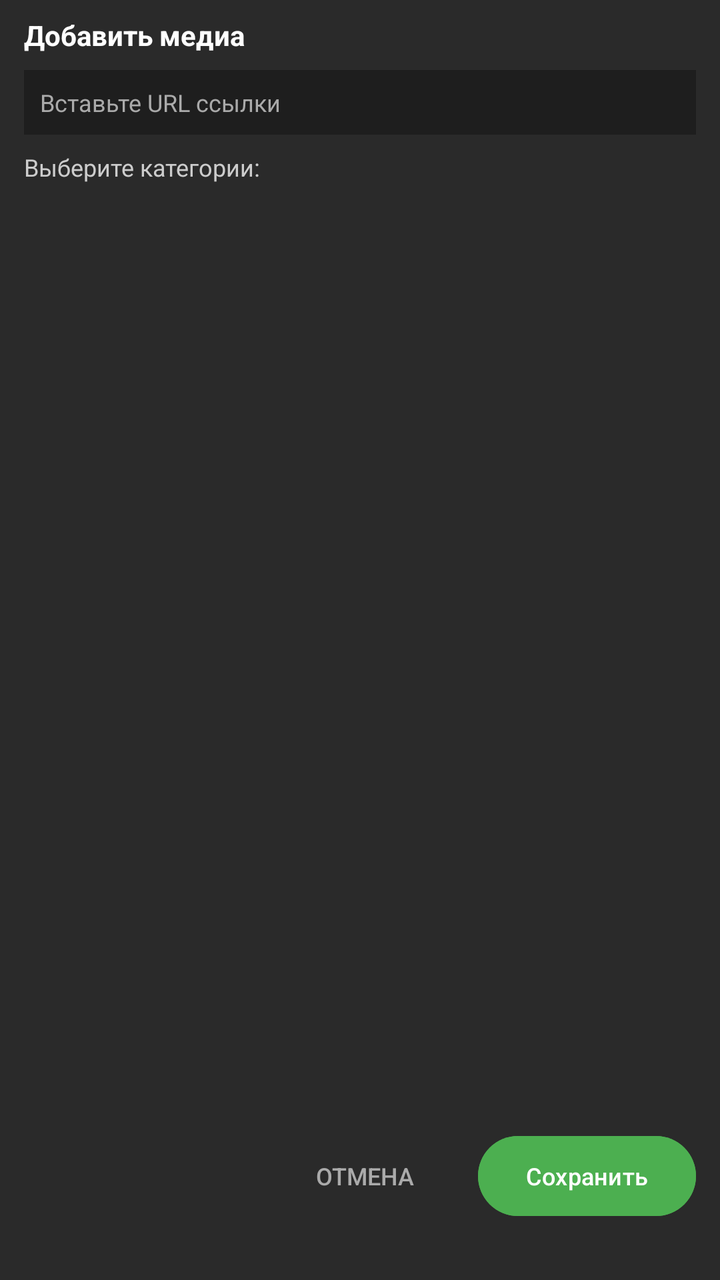
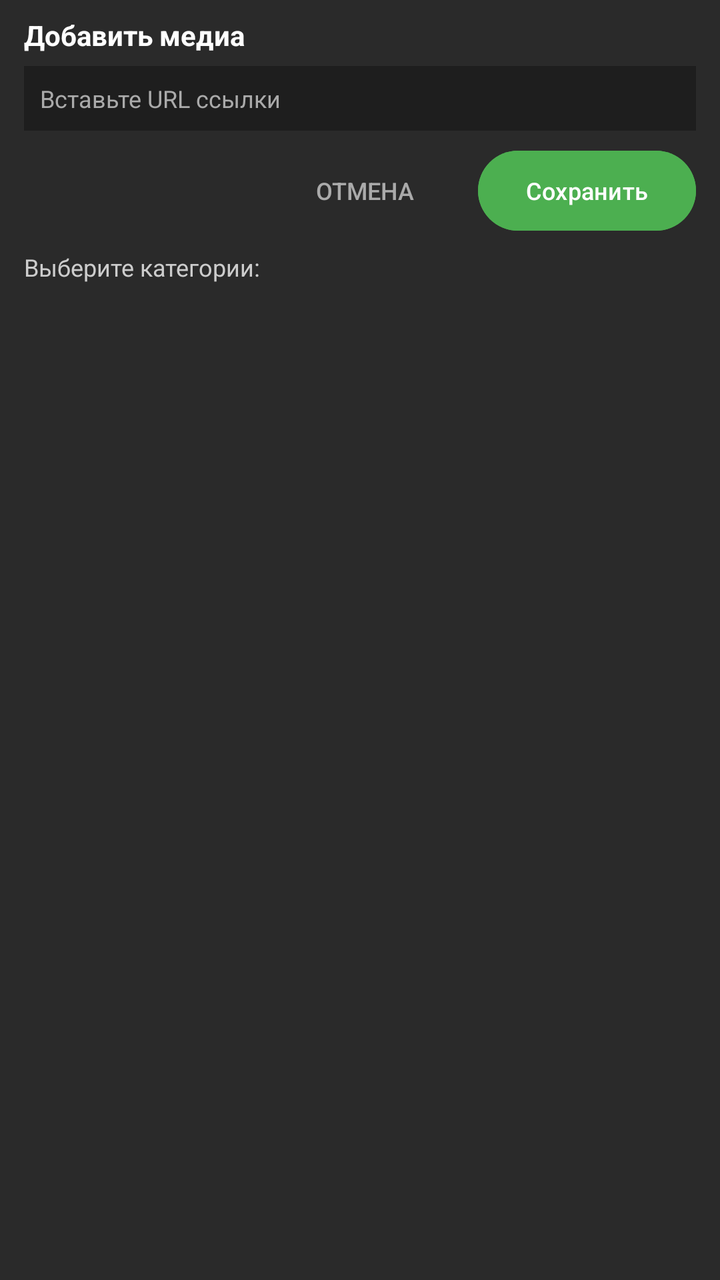

Screens rendered from an Android XML layout before and after an edit, with the pre-edit source and the edit as a unified diff.
<!-- AndroidManifest.xml: application theme Theme.MediaKeyboard -->
<!-- res/layout/dialog_add_media.xml -->
<?xml version="1.0" encoding="utf-8"?>
<ScrollView xmlns:android="http://schemas.android.com/apk/res/android"
    android:layout_width="match_parent"
    android:layout_height="match_parent"
    android:fillViewport="true"
    android:background="#FF2A2A2A">

    <LinearLayout
        android:layout_width="match_parent"
        android:layout_height="wrap_content"
        android:orientation="vertical"
        android:paddingStart="12dp"
        android:paddingTop="8dp"
        android:paddingEnd="12dp"
        android:paddingBottom="28dp"
        android:clipToPadding="false">

        <TextView
            android:layout_width="wrap_content"
            android:layout_height="wrap_content"
            android:text="Добавить медиа"
            android:textColor="#FFFFFFFF"
            android:textSize="14sp"
            android:textStyle="bold"
            android:layout_marginBottom="8dp" />

        <EditText
            android:id="@+id/inputUrl"
            android:layout_width="match_parent"
            android:layout_height="wrap_content"
            android:hint="Вставьте URL ссылки"
            android:textColorHint="#FFAAAAAA"
            android:textColor="#FFFFFFFF"
            android:background="#FF1E1E1E"
            android:padding="8dp"
            android:textSize="12sp"
            android:inputType="textUri"
            android:maxLines="2" />

        <TextView
            android:layout_width="wrap_content"
            android:layout_height="wrap_content"
            android:text="Выберите категории:"
            android:textColor="#FFCCCCCC"
            android:textSize="12sp"
            android:layout_marginTop="8dp"
            android:layout_marginBottom="4dp" />

        <LinearLayout
            android:id="@+id/categoriesContainer"
            android:layout_width="match_parent"
            android:layout_height="wrap_content"
            android:orientation="vertical"
            android:padding="2dp" />

        <View
            android:layout_width="match_parent"
            android:layout_height="0dp"
            android:layout_weight="1" />

        <LinearLayout
            android:layout_width="match_parent"
            android:layout_height="wrap_content"
            android:orientation="horizontal"
            android:gravity="end"
            android:layout_marginTop="8dp">

            <Button
                android:id="@+id/btnCancel"
                style="?android:attr/borderlessButtonStyle"
                android:layout_width="wrap_content"
                android:layout_height="wrap_content"
                android:text="Отмена"
                android:textColor="#FFAAAAAA"
                android:textSize="12sp" />

            <Button
                android:id="@+id/btnAdd"
                android:layout_width="wrap_content"
                android:layout_height="wrap_content"
                android:layout_marginStart="8dp"
                android:text="Сохранить"
                android:backgroundTint="#FF4CAF50"
                android:textColor="#FFFFFFFF"
                android:textSize="12sp" />
        </LinearLayout>
    </LinearLayout>
</ScrollView>
<!-- resources referenced by this layout -->
<resources>
  <style name="Theme.MediaKeyboard" parent="Base.Theme.MediaKeyboard" />
  <style name="Base.Theme.MediaKeyboard" parent="Theme.Material3.DayNight.NoActionBar">
          
          
      </style>
</resources>

<!-- the commit's change to res/layout/dialog_add_media.xml (unified diff, before → after) -->
@@ -12,7 +12,7 @@
         android:paddingStart="12dp"
         android:paddingTop="8dp"
         android:paddingEnd="12dp"
-        android:paddingBottom="28dp"
+        android:paddingBottom="48dp"
         android:clipToPadding="false">
 
         <TextView
@@ -22,7 +22,7 @@
             android:textColor="#FFFFFFFF"
             android:textSize="14sp"
             android:textStyle="bold"
-            android:layout_marginBottom="8dp" />
+            android:layout_marginBottom="6dp" />
 
         <EditText
             android:id="@+id/inputUrl"
@@ -37,33 +37,14 @@
             android:inputType="textUri"
             android:maxLines="2" />
 
-        <TextView
-            android:layout_width="wrap_content"
-            android:layout_height="wrap_content"
-            android:text="Выберите категории:"
-            android:textColor="#FFCCCCCC"
-            android:textSize="12sp"
-            android:layout_marginTop="8dp"
-            android:layout_marginBottom="4dp" />
-
-        <LinearLayout
-            android:id="@+id/categoriesContainer"
-            android:layout_width="match_parent"
-            android:layout_height="wrap_content"
-            android:orientation="vertical"
-            android:padding="2dp" />
-
-        <View
-            android:layout_width="match_parent"
-            android:layout_height="0dp"
-            android:layout_weight="1" />
-
+        
         <LinearLayout
             android:layout_width="match_parent"
             android:layout_height="wrap_content"
             android:orientation="horizontal"
             android:gravity="end"
-            android:layout_marginTop="8dp">
+            android:layout_marginTop="6dp"
+            android:layout_marginBottom="6dp">
 
             <Button
                 android:id="@+id/btnCancel"
@@ -84,5 +65,21 @@
                 android:textColor="#FFFFFFFF"
                 android:textSize="12sp" />
         </LinearLayout>
+
+        <TextView
+            android:layout_width="wrap_content"
+            android:layout_height="wrap_content"
+            android:text="Выберите категории:"
+            android:textColor="#FFCCCCCC"
+            android:textSize="12sp"
+            android:layout_marginBottom="4dp" />
+
+        <LinearLayout
+            android:id="@+id/categoriesContainer"
+            android:layout_width="match_parent"
+            android:layout_height="wrap_content"
+            android:orientation="vertical"
+            android:padding="2dp" />
+
     </LinearLayout>
 </ScrollView>
